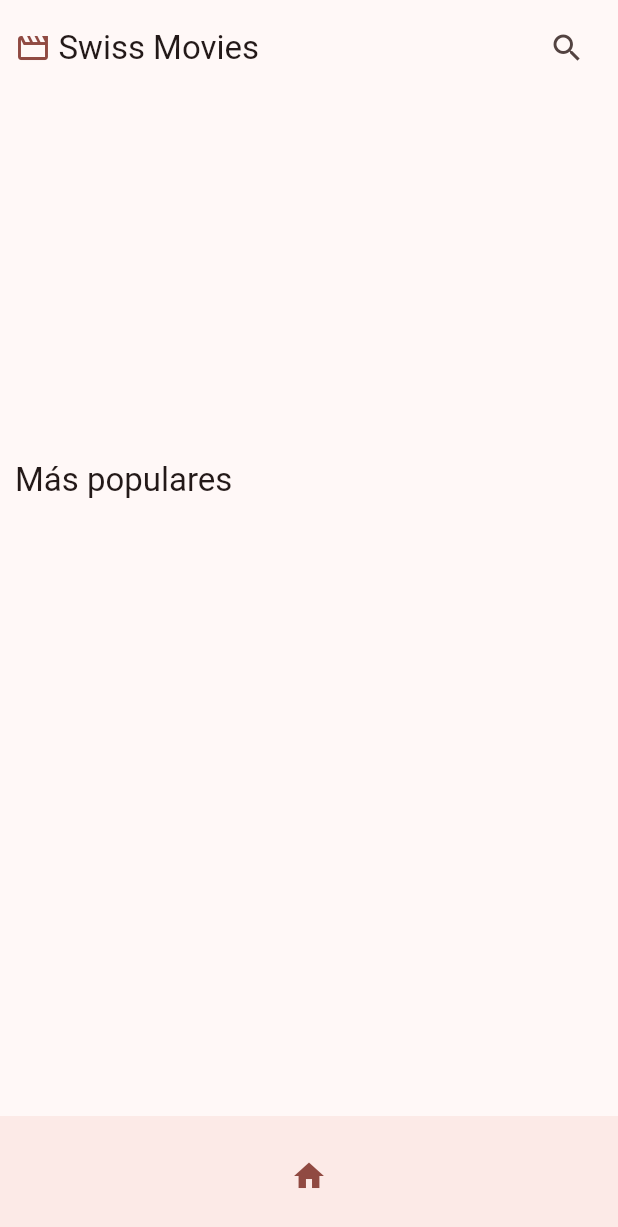
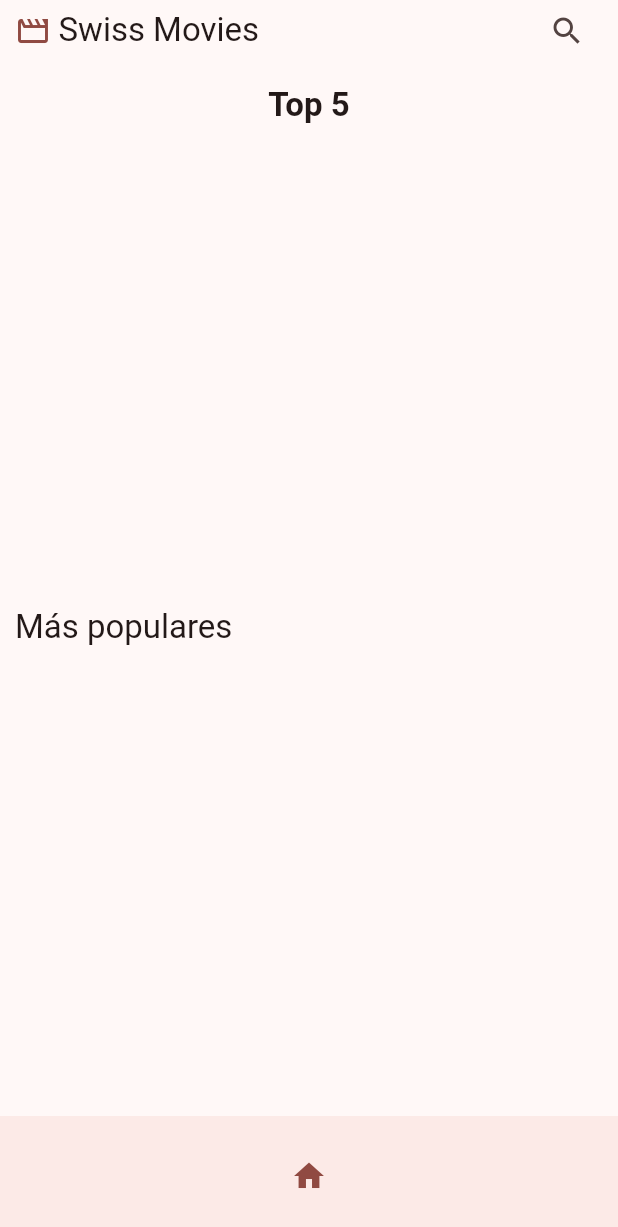
Before and after one commit to CamilaAgustinaRivero/the_movie_db, a Flutter app: the screen it shows after launch, on a phone screen of 412 x 824 dp. Shown: the top 1227 px of the screen. Run offline on Flutter 3.47's test engine with Material 3 defaults, Android fonts, the phone set to English and light mode, and no system bars; drawn by our look-alikes of card_swiper; our stand-ins replace animate_do, dio, flutter_dotenv, flutter_riverpod, go_router; network calls fail.

Commit message:
refactor: random top five

```diff
--- a/lib/config/helpers/number_formats.dart
+++ b/lib/config/helpers/number_formats.dart
@@ -2,9 +2,7 @@ import 'package:intl/intl.dart';
 
 class NumberFormats {
   static String number(double number) {
-    final formattedNumber =
-        NumberFormat.compactCurrency(decimalDigits: 0, symbol: '', locale: 'es')
-            .format(number);
+    final formattedNumber = NumberFormat.compactCurrency(decimalDigits: 1, symbol: '', locale: 'en').format(number);
     return formattedNumber;
   }
 }
--- a/lib/presentation/providers/movies/movies_slider_provider.dart
+++ b/lib/presentation/providers/movies/movies_slider_provider.dart
@@ -1,3 +1,4 @@
+import 'dart:math';
 import 'package:flutter_riverpod/flutter_riverpod.dart';
 
 import 'package:challenge/domain/entities/movie.dart';
@@ -6,5 +7,9 @@ import 'package:challenge/presentation/providers/movies/movies_providers.dart';
 final moviesSliderProvider = Provider<List<Movie>>((ref) {
   final popularMovies = ref.watch(popularMoviesProvider);
   if (popularMovies.isEmpty) return [];
-  return popularMovies.sublist(0, 6);
+
+  final Random random = Random();
+  final int startIndex = random.nextInt(max(0, popularMovies.length - 5));
+
+  return popularMovies.sublist(startIndex, startIndex + 5);
 });
--- a/lib/presentation/screens/movies/home_screen.dart
+++ b/lib/presentation/screens/movies/home_screen.dart
@@ -1,5 +1,3 @@
-import 'dart:ffi';
-
 import 'package:flutter/material.dart';
 import 'package:flutter_riverpod/flutter_riverpod.dart';
 
@@ -18,7 +16,6 @@ class HomeScreen extends StatelessWidget {
     );
   }
 }
-
 class _HomeView extends ConsumerStatefulWidget {
   const _HomeView();
 
@@ -41,6 +38,7 @@ class _HomeViewState extends ConsumerState<_HomeView> {
     final topRated = ref.watch(topRatedMoviesProvider);
     final upcomingMovies = ref.watch(upcomingMoviesProvider);
     final moviesSlider = ref.watch(moviesSliderProvider);
+    final topFiveStyle = Theme.of(context).textTheme.titleLarge?.copyWith(fontWeight: FontWeight.bold);
 
     return CustomScrollView(
       slivers: [
@@ -54,6 +52,7 @@ class _HomeViewState extends ConsumerState<_HomeView> {
         SliverList(delegate: SliverChildBuilderDelegate((context, index) {
           return Column(
             children: [
+              Text('Top 5', style: topFiveStyle),
               MoviesSlider(movies: moviesSlider),
               MoviesSection(
                   title: 'Más populares',
@@ -68,7 +67,7 @@ class _HomeViewState extends ConsumerState<_HomeView> {
                     ref.read(topRatedMoviesProvider.notifier).loadNextPage();
                   }),
               MoviesSection(
-                  title: 'Próximas películas',
+                  title: 'Próximos estrenos',
                   movies: upcomingMovies,
                   loadNextPage: () {
                     ref.read(upcomingMoviesProvider.notifier).loadNextPage();
--- a/lib/presentation/widgets/shared/appbar.dart
+++ b/lib/presentation/widgets/shared/appbar.dart
@@ -8,6 +8,8 @@ class Appbar extends StatelessWidget {
     final colors = Theme.of(context).colorScheme;
     final titleStyle = Theme.of(context).textTheme.titleLarge;
     return SafeArea(
+      child: Padding(
+        padding: const EdgeInsets.only(bottom: 15),
         child: SizedBox(
           width: double.infinity,
           child: Row(
@@ -20,6 +22,7 @@ class Appbar extends StatelessWidget {
             ],
           ),
         ),
+      ),
     );
   }
 }
```
Also changed, not shown: lib/presentation/widgets/movies/movies_section.dart (+7 -14 lines), lib/presentation/widgets/movies/movies_slider.dart (+9 -5 lines). Lines whose indentation alone changed are shown as unchanged.
